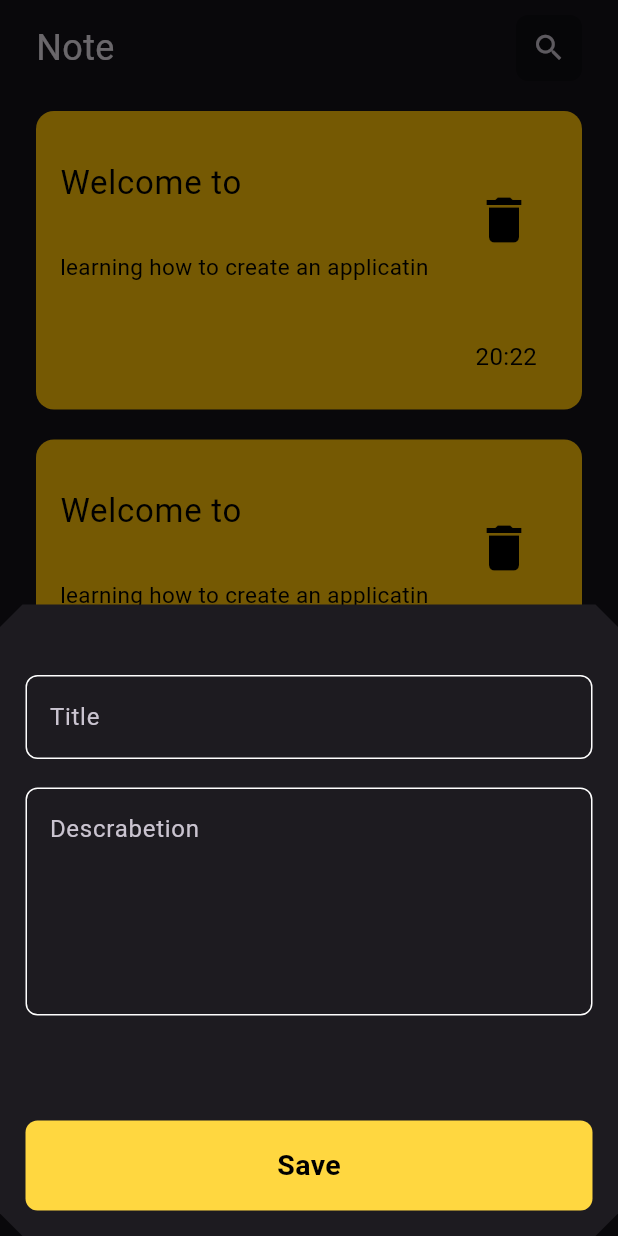
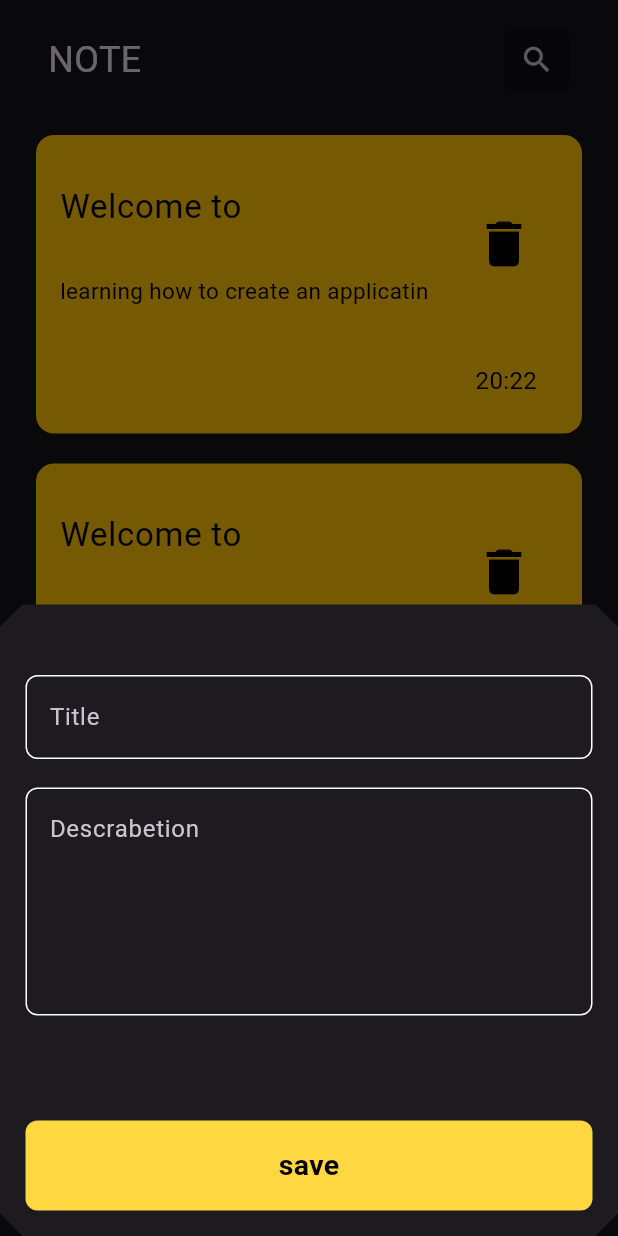
Before and after one commit to 1oussamai/note_app, a Flutter app: the screen it shows after launch, after a tap on the "add" icon, on a phone screen of 412 x 824 dp. Run offline on Flutter 3.47's test engine with Material 3 defaults, Android fonts, the phone set to English and light mode, and no system bars; Roboto replaces fonts that are missing (Poppinsn).

Commit message:
changing in custom button and text field ,also building an edit note screen

```diff
--- a/lib/screens/Note_item.dart
+++ /dev/null
@@ -1,61 +0,0 @@
-import 'package:flutter/material.dart';
-
-class NoteItem extends StatelessWidget {
-  const NoteItem({super.key});
-
-  @override
-  Widget build(BuildContext context) {
-    return Container(
-      padding: const EdgeInsets.only(top: 23, bottom: 23),
-      decoration: BoxDecoration(
-          borderRadius: BorderRadius.circular(12), color: Colors.amber),
-      child: Column(
-        crossAxisAlignment: CrossAxisAlignment.end,
-        children: [
-          ListTile(
-            title: const Text(
-              'Welcome to ',
-              style: TextStyle(
-                color: Colors.black,
-                fontSize: 22,
-              ),
-            ),
-            subtitle: const Padding(
-              padding: EdgeInsets.only(top: 29),
-              child: Text(
-                'learning how to create an applicatin',
-                style: TextStyle(
-                  color: Colors.black,
-                  fontSize: 15,
-                ),
-              ),
-            ),
-            trailing: IconButton(
-                onPressed: () {},
-                icon: const Icon(
-                  Icons.delete,
-                  color: Colors.black,
-                  size: 40,
-                )),
-          ),
-          const SizedBox(
-            height: 30,
-          ),
-          const Padding(
-            padding: EdgeInsets.only(
-              right: 30,
-              bottom: 1,
-            ),
-            child: Text(
-              '20:22',
-              style: TextStyle(
-                color: Colors.black,
-                fontSize: 16,
-              ),
-            ),
-          ),
-        ],
-      ),
-    );
-  }
-}
--- a/lib/screens/add_note_bottom.dart
+++ /dev/null
@@ -1,61 +0,0 @@
-import 'package:flutter/material.dart';
-import 'package:note_app/screens/Custem_text_filed.dart';
-import 'package:note_app/screens/constants.dart';
-
-class AddNoteBottomSheet extends StatelessWidget {
-  const AddNoteBottomSheet({super.key});
-
-  @override
-  Widget build(BuildContext context) {
-    return SingleChildScrollView(
-      child: const Padding(
-        padding: EdgeInsets.all(17),
-        child: Column(
-          children: [
-            SizedBox(
-              height: 30,
-            ),
-            CustemTextFiled(
-              hintText: 'Title',
-            ),
-            SizedBox(
-              height: 19,
-            ),
-            CustemTextFiled(
-              hintText: "Descrabetion",
-              maxLine: 5,
-            ),
-            SizedBox(
-              height: 70,
-            ),
-            CustemBotton(),
-          ],
-        ),
-      ),
-    );
-  }
-}
-
-class CustemBotton extends StatelessWidget {
-  const CustemBotton({super.key});
-
-  @override
-  Widget build(BuildContext context) {
-    return Container(
-      height: 60,
-      width: 400,
-      decoration: BoxDecoration(
-          color: KPrimeryColor, borderRadius: BorderRadius.circular(8)),
-      child: Center(
-        child: Text(
-          'Save',
-          style: TextStyle(
-            fontSize: 19,
-            fontWeight: FontWeight.bold,
-            color: Colors.black,
-          ),
-        ),
-      ),
-    );
-  }
-}
--- a/lib/screens/custem_appBar.dart
+++ /dev/null
@@ -1,22 +0,0 @@
-import 'package:flutter/material.dart';
-import 'package:note_app/screens/Custom_icon.dart';
-
-class CustemAppBar extends StatelessWidget {
-  const CustemAppBar({super.key});
-
-  @override
-  Widget build(BuildContext context) {
-    return const Row(
-      children: [
-        Text(
-          'Note',
-          style: TextStyle(
-            fontSize: 24,
-          ),
-        ),
-        Spacer(),
-        CustomIcon()
-      ],
-    );
-  }
-}
--- /dev/null
+++ b/lib/screens/edit_note_screen.dart
@@ -0,0 +1,17 @@
+import 'package:flutter/material.dart';
+import 'package:note_app/widget/Edit_note_body.dart';
+
+import 'package:note_app/widget/custem_appBar.dart';
+
+class EditNoteScreen extends StatelessWidget {
+  const EditNoteScreen({super.key});
+
+  @override
+  Widget build(BuildContext context) {
+    return const SafeArea(
+      child: Scaffold(
+        body: EditNoteBody(),
+      ),
+    );
+  }
+}
--- a/lib/screens/home_page.dart
+++ b/lib/screens/home_page.dart
@@ -1,6 +1,6 @@
 import 'package:flutter/material.dart';
-import 'package:note_app/screens/add_note_bottom.dart';
-import 'package:note_app/screens/note_body.dart';
+import 'package:note_app/widget/add_note_bottom.dart';
+import 'package:note_app/widget/note_body.dart';
 
 class HomePage extends StatelessWidget {
   const HomePage({super.key});
--- a/lib/screens/Custem_text_filed.dart
+++ b/lib/widget/Custem_text_filed.dart
@@ -1,5 +1,5 @@
 import 'package:flutter/material.dart';
-import 'package:note_app/screens/constants.dart';
+import 'package:note_app/widget/constants.dart';
 
 class CustemTextFiled extends StatelessWidget {
   const CustemTextFiled({super.key, required this.hintText,  this.maxLine=1});
--- a/lib/screens/Custom_icon.dart
+++ b/lib/widget/Custom_icon.dart
@@ -1,9 +1,11 @@
 import 'package:flutter/material.dart';
 
 class CustomIcon extends StatelessWidget {
-  const CustomIcon({
+   const CustomIcon({
     super.key,
+    required this.icon
   });
+  final IconData? icon;
 
   @override
   Widget build(BuildContext context) {
@@ -16,7 +18,7 @@ class CustomIcon extends StatelessWidget {
       child: IconButton(
         onPressed: () {},
         icon: Icon(
-          Icons.search,
+          icon,
           size: 23,
         ),
       ),
--- /dev/null
+++ b/lib/widget/Edit_note_body.dart
@@ -0,0 +1,53 @@
+import 'package:flutter/material.dart';
+import 'package:note_app/widget/Custem_text_filed.dart';
+import 'package:note_app/widget/constants.dart';
+import 'package:note_app/widget/custem_appBar.dart';
+import 'package:note_app/widget/custom_buttom.dart';
+
+class EditNoteBody extends StatelessWidget {
+  const EditNoteBody({
+    super.key,
+  });
+
+  @override
+  Widget build(BuildContext context) {
+    return Padding(
+      padding: EdgeInsets.symmetric(horizontal: 24, vertical: 10),
+      child: Column(
+        children: [
+          const CustemAppBar(
+            text: 'EDIT NOTE',
+            icon: Icons.abc,
+          ),
+          const SizedBox(
+            height: 19,
+          ),
+          CustemTextFiled(hintText: 'edit the title'),
+          const SizedBox(
+            height: 10,
+          ),
+          const CustemTextFiled(
+            hintText: 'edit the descreption',
+            maxLine: 5,
+          ),
+          Spacer(),
+          CustemBotton(
+            onTap: () {
+              Navigator.pop(context);
+            },
+            color: Colors.red[300],
+            text: "cancel",
+          ),
+           CustemBotton(
+
+            color: KPrimeryColor,
+            text: "save",
+          ),
+          SizedBox(
+            height: 10,
+          ),
+        ],
+      ),
+    );
+  }
+}
--- /dev/null
+++ b/lib/widget/Note_item.dart
@@ -0,0 +1,72 @@
+import 'package:flutter/material.dart';
+import 'package:note_app/screens/edit_note_screen.dart';
+
+class NoteItem extends StatelessWidget {
+  const NoteItem({super.key});
+
+  @override
+  Widget build(BuildContext context) {
+    return GestureDetector(
+      onTap: () {
+        Navigator.push(
+          context,
+          MaterialPageRoute(builder: (context) {
+            return EditNoteScreen();
+          }),
+        );
+      },
+      child: Container(
+        padding: const EdgeInsets.only(top: 23, bottom: 23),
+        decoration: BoxDecoration(
+            borderRadius: BorderRadius.circular(12), color: Colors.amber),
+        child: Column(
+          crossAxisAlignment: CrossAxisAlignment.end,
+          children: [
+            ListTile(
+              title: const Text(
+                'Welcome to ',
+                style: TextStyle(
+                  color: Colors.black,
+                  fontSize: 22,
+                ),
+              ),
+              subtitle: const Padding(
+                padding: EdgeInsets.only(top: 29),
+                child: Text(
+                  'learning how to create an applicatin',
+                  style: TextStyle(
+                    color: Colors.black,
+                    fontSize: 15,
+                  ),
+                ),
+              ),
+              trailing: IconButton(
+                  onPressed: () {},
+                  icon: const Icon(
+                    Icons.delete,
+                    color: Colors.black,
+                    size: 40,
+                  )),
+            ),
+            const SizedBox(
+              height: 30,
+            ),
+            const Padding(
+              padding: EdgeInsets.only(
+                right: 30,
+                bottom: 1,
+              ),
+              child: Text(
+                '20:22',
+                style: TextStyle(
+                  color: Colors.black,
+                  fontSize: 16,
+                ),
+              ),
+            ),
+          ],
+        ),
+      ),
+    );
+  }
+}
--- /dev/null
+++ b/lib/widget/add_note_bottom.dart
@@ -0,0 +1,42 @@
+import 'package:flutter/material.dart';
+import 'package:note_app/widget/Custem_text_filed.dart';
+import 'package:note_app/widget/constants.dart';
+
+import 'package:note_app/widget/custom_buttom.dart';
+
+class AddNoteBottomSheet extends StatelessWidget {
+  const AddNoteBottomSheet({super.key});
+
+  @override
+  Widget build(BuildContext context) {
+    return const SingleChildScrollView(
+      child: Padding(
+        padding: EdgeInsets.all(17),
+        child: Column(
+          children: [
+            SizedBox(
+              height: 30,
+            ),
+            CustemTextFiled(
+              hintText: 'Title',
+            ),
+            SizedBox(
+              height: 19,
+            ),
+            CustemTextFiled(
+              hintText: "Descrabetion",
+              maxLine: 5,
+            ),
+            SizedBox(
+              height: 70,
+            ),
+            CustemBotton(
+              text: 'save',
+              color: KPrimeryColor,
+            ),
+          ],
+        ),
+      ),
+    );
+  }
+}
--- /dev/null
+++ b/lib/widget/custem_appBar.dart
@@ -0,0 +1,30 @@
+import 'package:flutter/material.dart';
+import 'package:note_app/widget/Custom_icon.dart';
+
+class CustemAppBar extends StatelessWidget {
+  const CustemAppBar({super.key, required this.text, required this.icon});
+
+  final String text;
+  final IconData icon;
+
+  @override
+  Widget build(BuildContext context) {
+    return Padding(
+      padding: const EdgeInsets.all(8.0),
+      child: Row(
+        children: [
+          Text(
+            text,
+            style: const TextStyle(
+              fontSize: 24,
+            ),
+          ),
+          const Spacer(),
+          CustomIcon(
+            icon: icon,
+          )
+        ],
+      ),
+    );
+  }
+}
--- /dev/null
+++ b/lib/widget/custom_buttom.dart
@@ -0,0 +1,31 @@
+import 'package:flutter/material.dart';
+import 'package:note_app/widget/constants.dart';
+
+class CustemBotton extends StatelessWidget {
+  const CustemBotton({super.key, required this.text, this.onTap, this.color});
+  final String text;
+  final void Function()? onTap;
+  final Color? color;
+  @override
+  Widget build(BuildContext context) {
+    return GestureDetector(
+      onTap: onTap,
+      child: Container(
+        height: 60,
+        width: 400,
+        decoration:
+            BoxDecoration(color: color, borderRadius: BorderRadius.circular(8)),
+        child: Center(
+          child: Text(
+            text,
+            style: const TextStyle(
+              fontSize: 19,
+              fontWeight: FontWeight.bold,
+              color: Colors.black,
+            ),
+          ),
+        ),
+      ),
+    );
+  }
+}
--- a/lib/screens/note_body.dart
+++ b/lib/widget/note_body.dart
@@ -1,7 +1,7 @@
 import 'package:flutter/material.dart';
 
-import 'package:note_app/screens/custem_appBar.dart';
-import 'package:note_app/screens/note_list_view.dart';
+import 'package:note_app/widget/custem_appBar.dart';
+import 'package:note_app/widget/note_list_view.dart';
 
 class NoteBodyView extends StatelessWidget {
   const NoteBodyView({super.key});
@@ -13,11 +13,14 @@ class NoteBodyView extends StatelessWidget {
         padding: EdgeInsets.symmetric(horizontal: 24, vertical: 10),
         child: Column(
           children: [
-            CustemAppBar(),
-            SizedBox(
+            CustemAppBar(
+              text: 'NOTE',
+              icon: Icons.search,
+            ),
+            const SizedBox(
               height: 10,
             ),
-            Expanded(child: NoteListView()),
+            const Expanded(child: NoteListView()),
           ],
         ),
       ),
--- a/lib/screens/note_list_view.dart
+++ b/lib/widget/note_list_view.dart
@@ -1,5 +1,5 @@
 import 'package:flutter/material.dart';
-import 'package:note_app/screens/Note_item.dart';
+import 'package:note_app/widget/Note_item.dart';
 
 class NoteListView extends StatelessWidget {
   const NoteListView({super.key});
```
Also changed, not shown: lib/widget/constants.dart (renamed from lib/screens/constants.dart).
